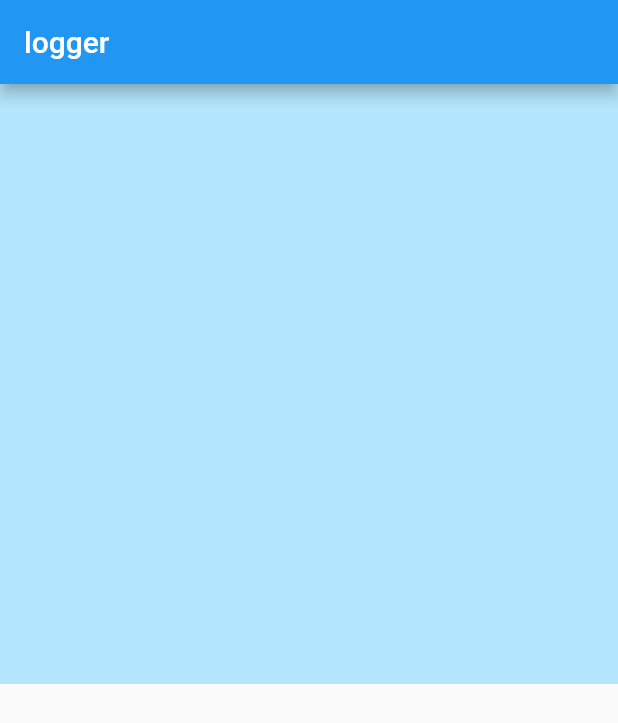
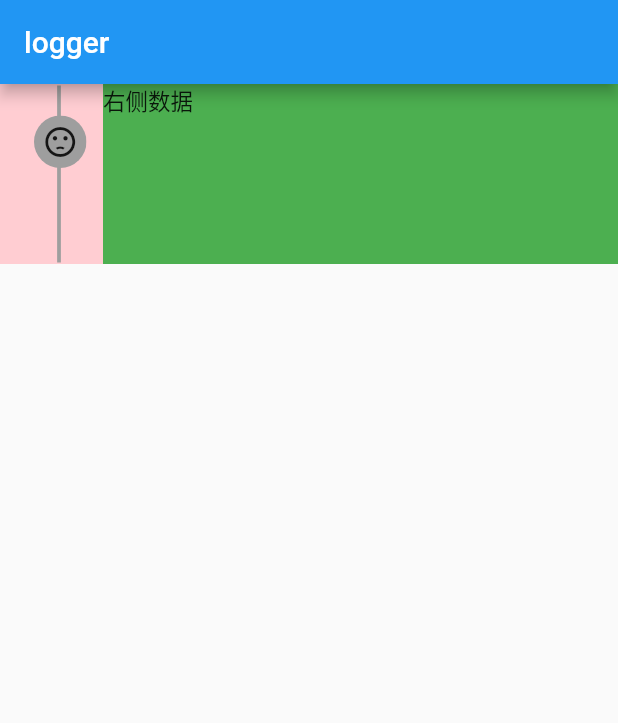
Before and after one commit to Quuk/time_logger, a Flutter app: the screen it shows after launch, on a phone screen of 412 x 824 dp. Shown: the top 723 px of the screen. Run offline on Flutter 3.47's test engine with Material 2 defaults, Android fonts, the phone set to English and light mode, and no system bars.

Commit message:
添加当天数据

```diff
--- a/lib/pages/time_line/module_time_box.dart
+++ b/lib/pages/time_line/module_time_box.dart
@@ -1,9 +1,63 @@
 import 'package:flutter/cupertino.dart';
-import 'package:logger_ui/mock/fixData.dart';
+import 'package:flutter/material.dart';
 
 class ModuleTimeBox extends StatelessWidget {
   @override
   Widget build(BuildContext context) {
-    return Container(height: 100, color: FixDate.randomColor());
+    // 当天所有标签
+    return Container(
+        height: 120,
+        color: Colors.red[100],
+        child: Row(
+            mainAxisAlignment: MainAxisAlignment.spaceBetween,
+            children: <Widget>[
+              // 左边部分
+              Expanded(
+                  flex: 1,
+                  child: Container(
+                      height: 120,
+                      child:
+                          // 填写固定的颜色和logo
+                          _getLeftData(Colors.grey,
+                              Icon(Icons.sentiment_dissatisfied)))),
+              // 右边部分
+              Expanded(flex: 5, child: _getRightData()),
+            ]));
+  }
+
+  // 左侧线条
+  Widget _getLeftData(Color color, Icon icon) {
+    return Container(
+        padding: EdgeInsets.all(1),
+        child: Stack(alignment: AlignmentDirectional.center, children: <Widget>[
+          Positioned(
+              // 竖线
+              child: Container(
+                  margin: EdgeInsets.fromLTRB(10, 0, 0, 0),
+                  width: 2.5,
+                  color: Colors.grey)),
+          Positioned(
+              top: 20,
+              right: icon != null ? 10 : 19,
+              // logo
+              child: icon != null
+                  // 如果有logo的话,添加logo
+                  ? ClipOval(
+                      child: Container(
+                          alignment: Alignment.center,
+                          width: 35,
+                          height: 35,
+                          color: color,
+                          child: icon))
+                  // 如果没有logo的话,使用小点点
+                  : ClipOval(
+                      child:
+                          Container(width: 20, height: 20, color: Colors.red))),
+        ]));
+  }
+
+  // 右侧数据
+  Widget _getRightData() {
+    return Container(height: 120, color: Colors.green, child: Text("右侧数据"));
   }
 }
--- a/lib/pages/time_line/time_line.dart
+++ b/lib/pages/time_line/time_line.dart
@@ -15,9 +15,6 @@ class _TimeLineState extends State<TimeLine> {
     return ListView(
       children: <Widget>[
         ModuleTimeBox(),
-        ModuleTimeBox(),
-        ModuleTimeBox(),
-        ModuleTimeBox(),
       ],
     );
   }
```
